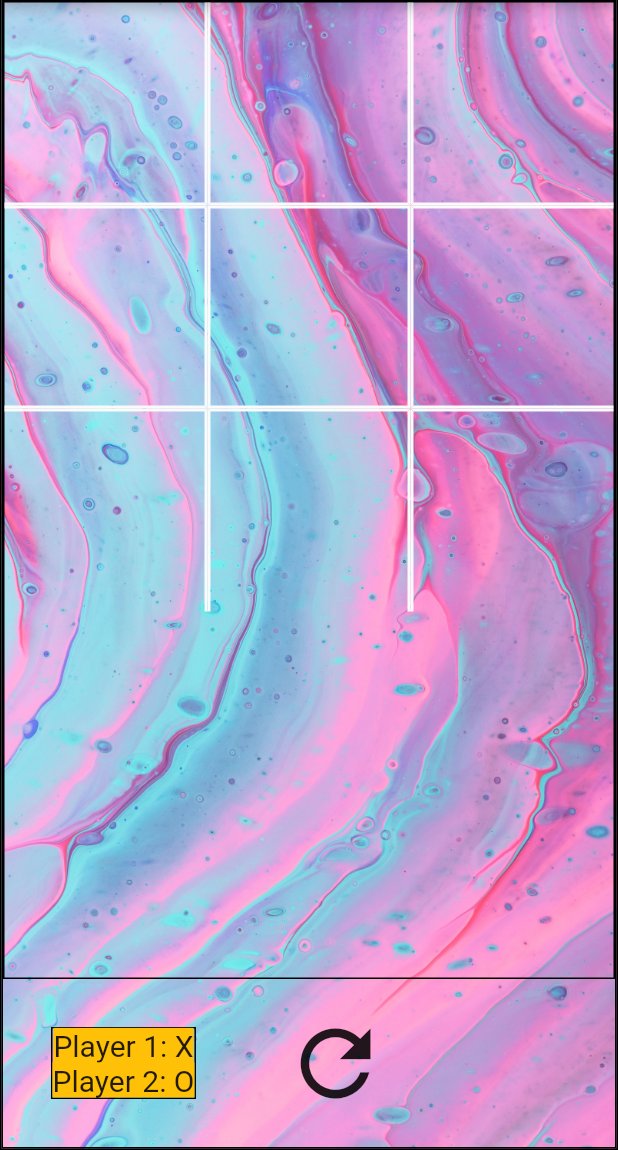
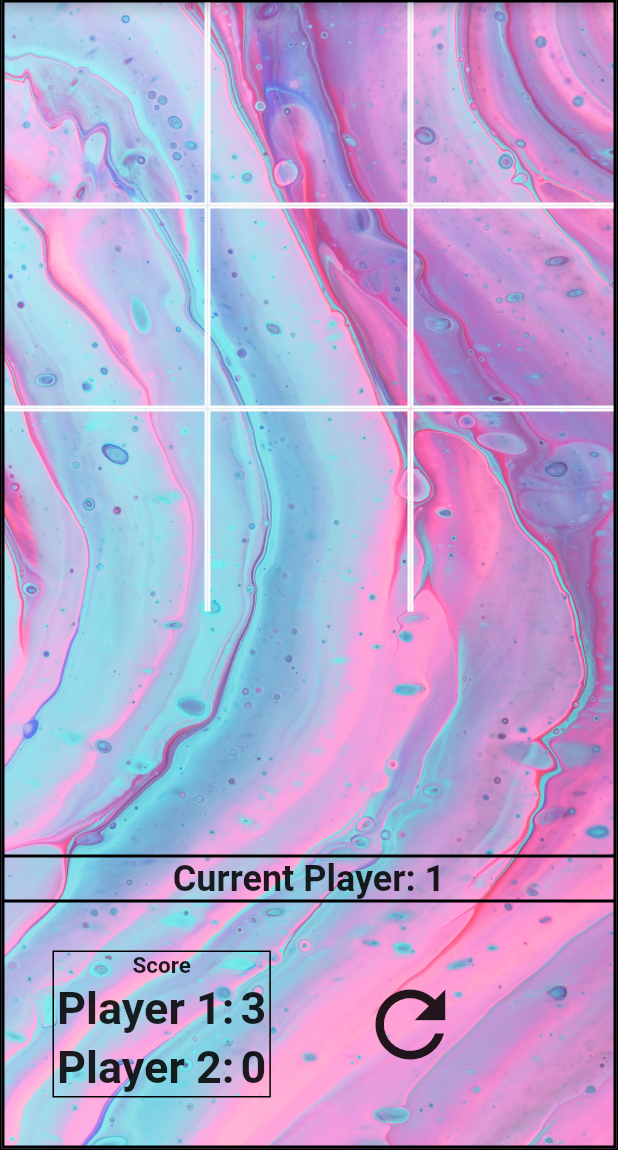
Before and after one commit to Aaron0608/flutter_mini_games, a Flutter app: the screen it shows after launch, after a tap on "Tic Tac Toe", on a phone screen of 412 x 824 dp, the part 86-1236 px from its top. Run offline on Flutter 3.47's test engine with Material 2 defaults, Android fonts, the light colour scheme and no system bars.

Commit message:
WIP, getting player score working

```diff
--- /dev/null
+++ b/lib/tic_tac_toe/PlayerInfo.dart
@@ -0,0 +1,80 @@
+import 'package:flutter/cupertino.dart';
+import 'package:tic_tac_toe/globals.dart';
+
+
+Widget playerInfo() {
+  return Container(
+      decoration: showWidgetBorders ? widgetBorder() : null,
+      margin: EdgeInsets.all(32.0),
+      child: Column(
+        children: [
+          Row(
+            children: [
+              Align(
+                  alignment: Alignment.centerRight,
+                  child: Column(
+                    children: [
+                      Container(
+                        child: Text(
+                          "Score",
+                          style: TextStyle(
+                              fontSize: 15, fontWeight: FontWeight.bold),
+                        ),
+                      )
+                    ],
+                  ))
+            ],
+          ),
+          Row(
+            children: [
+              Container(
+                  padding: EdgeInsets.all(2.0),
+                  child: Column(
+                    children: [
+                      Text(
+                        "Player 1:",
+                        style: TextStyle(
+                            fontSize: 30, fontWeight: FontWeight.bold),
+                      ),
+                    ],
+                  )),
+              Container(
+                padding: EdgeInsets.all(2.0),
+                child: Column(children: [
+                  Text(
+                    "3",
+                    style:
+                    TextStyle(fontSize: 30, fontWeight: FontWeight.bold),
+                  ),
+                ]),
+              )
+            ],
+          ),
+          Row(
+            children: [
+              Container(
+                  padding: EdgeInsets.all(2.0),
+                  child: Column(
+                    children: [
+                      Text(
+                        "Player 2:",
+                        style: TextStyle(
+                            fontSize: 30, fontWeight: FontWeight.bold),
+                      ),
+                    ],
+                  )),
+              Container(
+                padding: EdgeInsets.all(2.0),
+                child: Column(children: [
+                  Text(
+                    "0",
+                    style:
+                    TextStyle(fontSize: 30, fontWeight: FontWeight.bold),
+                  ),
+                ]),
+              )
+            ],
+          ),
+        ],
+      ));
+}
--- a/lib/tic_tac_toe/TicTacToe.dart
+++ b/lib/tic_tac_toe/TicTacToe.dart
@@ -2,6 +2,7 @@ import 'package:flutter/material.dart';
 import 'package:flutter/widgets.dart';
 import 'package:tic_tac_toe/globals.dart';
 import 'package:tic_tac_toe/tic_tac_toe/Cell.dart';
+import 'package:tic_tac_toe/tic_tac_toe/PlayerInfo.dart';
 import 'package:tic_tac_toe/tic_tac_toe/winning.dart';
 
 class TicTacToe extends StatefulWidget {
@@ -64,7 +65,6 @@ class TicTacToeState extends State<TicTacToe> {
   }
 
   void endGame() {
-    if (gameOver) {
     showDialog(
         context: context,
         builder: (BuildContext context) {
@@ -85,30 +85,13 @@ class TicTacToeState extends State<TicTacToe> {
           );
         });
   }
-  }
-
-  Widget PlayerInfo() {
-    return Container(
-        decoration: showWidgetBorders ? widgetBorder() : null,
-        margin: EdgeInsets.all(32.0),
-        child: Column(
-          children: [
-            Text(
-              "Player 1: X",
-              style: TextStyle(fontSize: 20, backgroundColor: Colors.amber),
-            ),
-            Text(
-              "Player 2: O",
-              style: TextStyle(fontSize: 20, backgroundColor: Colors.amber),
-            ),
-          ],
-        ));
-  }
 
   @override
   Widget build(BuildContext context) {
     WidgetsBinding.instance.addPostFrameCallback((_) {
+      if (gameOver) {
         endGame();
+      }
     });
 
     var text = "In Play";
@@ -124,8 +107,6 @@ class TicTacToeState extends State<TicTacToe> {
     } else {
       // game is not over yet
     }
-
-    if (gameOver) {}
 
     return Scaffold(
         backgroundColor: Colors.grey[300],
@@ -143,8 +124,7 @@ class TicTacToeState extends State<TicTacToe> {
               child: Container(
                   decoration: showWidgetBorders ? widgetBorder() : null,
                   child: Column(children: [
-                    Container(
-                        child: Expanded(
+                    Expanded(
                       child: Container(
                           decoration: showWidgetBorders ? widgetBorder() : null,
                           child: GridView.count(
@@ -154,11 +134,20 @@ class TicTacToeState extends State<TicTacToe> {
                                     idx: idx,
                                     onTap: _movePlayed,
                                     playerSymbol: getSymbolForIdx(idx));
-                                    }))))),
-                    Row(
-                      // mainAxisAlignment: MainAxisAlignment.spaceEvenly,
+                              }))),
+                    ),
+                    Container(
+                        decoration: showWidgetBorders ? widgetBorder() : null,
+                        child: Center(
+                            child: Text("Current Player: $currentPlayer",
+                                style: TextStyle(
+                                    fontSize: 24,
+                                    fontWeight: FontWeight.bold)))),
+                    Container(
+                      decoration: showWidgetBorders ? widgetBorder() : null,
+                      child: Row(
                         children: [
-                        PlayerInfo(),
+                          playerInfo(),
                           Container(
                             margin: EdgeInsets.all(10.0),
                             child: FlatButton(
@@ -170,6 +159,7 @@ class TicTacToeState extends State<TicTacToe> {
                           )
                         ],
                       ),
+                    )
                   ])),
             )));
   }
```
Lines whose indentation alone changed are shown as unchanged.
